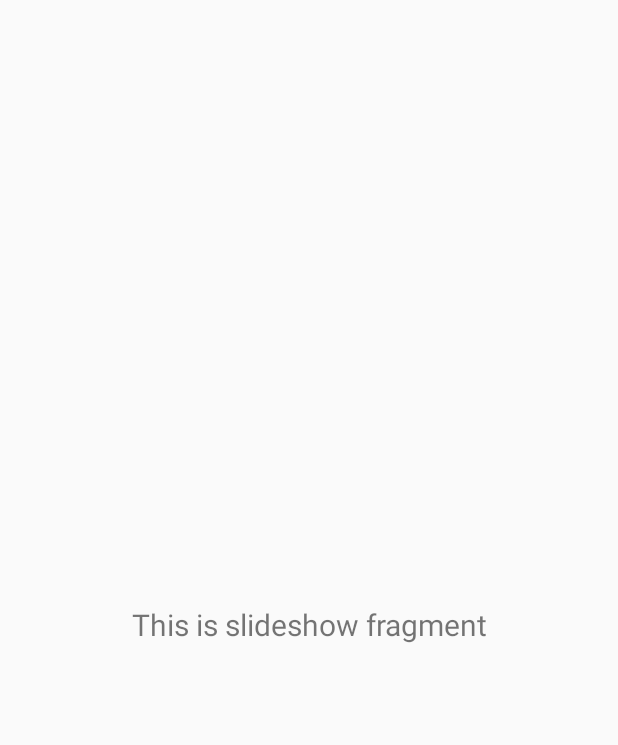
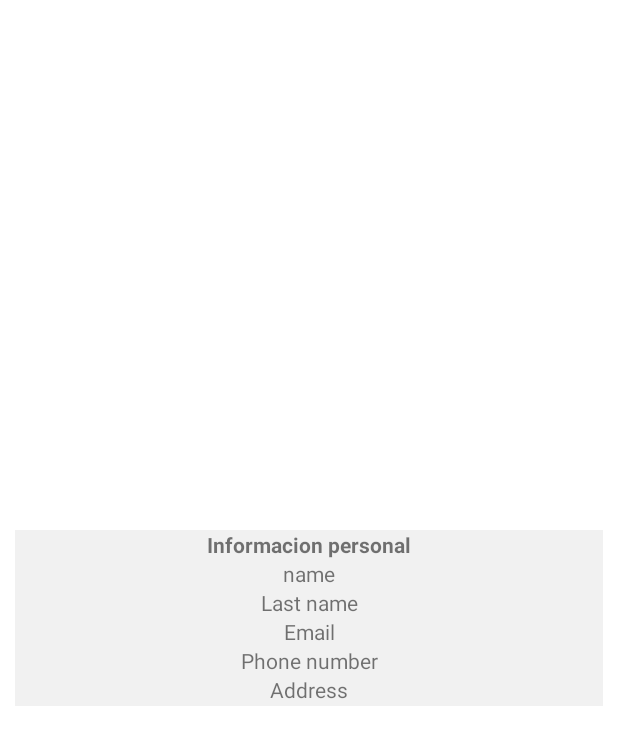
Before and after one commit to AleArmengol/Appointed, an Android app: the fragment MyUserFragment shown on its own in the app's theme, on a phone screen of 412 x 824 dp. Shown: the top 745 px of the screen. Run offline under Robolectric (Android 15) with nearby library versions, the phone set to English and light mode, and no system bars.

Commit message:
Added information to SpecialActivity and changed MyUserFragment

```diff
--- a/app/src/main/java/com/example/appointed/activities/SpecialityActivity.java
+++ b/app/src/main/java/com/example/appointed/activities/SpecialityActivity.java
@@ -44,6 +44,7 @@ public class SpecialityActivity extends AppCompatActivity {
         addSpecialityOnSpinner();
 
 
+
         btnAceptar = (Button) findViewById(R.id.btnAceptar);
 
         btnAceptar.setOnContextClickListener(new View.OnContextClickListener() {
@@ -76,8 +77,8 @@ public class SpecialityActivity extends AppCompatActivity {
 
                         especialidades.add(String.valueOf(s.getName()));
                     }
-                    //arrayAdapter.notifyDataSetChanged();
-                    //spinnerEspecialidad.setAdapter((SpinnerAdapter) especialidades);
+
+
 
                 }
 
--- a/app/src/main/java/com/example/appointed/ui/MyUser/MyUserFragment.java
+++ b/app/src/main/java/com/example/appointed/ui/MyUser/MyUserFragment.java
@@ -13,23 +13,32 @@ import androidx.lifecycle.Observer;
 import androidx.lifecycle.ViewModelProviders;
 
 import com.example.appointed.R;
+import com.example.appointed.models.Patient;
 
 public class MyUserFragment extends Fragment {
 
     private MyUserViewModel slideshowViewModel;
+    private Patient loggedPatient;
+
 
     public View onCreateView(@NonNull LayoutInflater inflater,
                              ViewGroup container, Bundle savedInstanceState) {
         slideshowViewModel =
                 ViewModelProviders.of(this).get(MyUserViewModel.class);
         View root = inflater.inflate(R.layout.fragment_my_user, container, false);
-        final TextView textView = root.findViewById(R.id.text_slideshow);
+        //final TextView textView = root.findViewById(R.id.text_slideshow);
         slideshowViewModel.getText().observe(getViewLifecycleOwner(), new Observer<String>() {
             @Override
             public void onChanged(@Nullable String s) {
-                textView.setText(s);
+               // textView.setText(s);
             }
         });
+
+        loggedPatient = (Patient) getActivity().getIntent().getSerializableExtra("loggedPatient");
+
+
+
+
         return root;
     }
 }
--- a/app/src/main/res/layout/activity_speciality.xml
+++ b/app/src/main/res/layout/activity_speciality.xml
@@ -17,19 +17,40 @@
         app:layout_constraintLeft_toLeftOf="parent"
         app:layout_constraintRight_toRightOf="parent"
         app:layout_constraintTop_toTopOf="parent"
-        app:layout_constraintVertical_bias="0.568" />
-
+        app:layout_constraintVertical_bias="0.615" />
 
     <Button
         android:id="@+id/btnAceptar"
-        android:layout_width="wrap_content"
-        android:layout_height="wrap_content"
+        android:layout_width="106dp"
+        android:layout_height="69dp"
         android:text="Aceptar"
         app:layout_constraintBottom_toBottomOf="parent"
         app:layout_constraintEnd_toEndOf="parent"
         app:layout_constraintStart_toStartOf="parent"
         app:layout_constraintTop_toBottomOf="@+id/Especialidad" />
 
+    <ImageView
+        android:id="@+id/imageView3"
+        android:layout_width="252dp"
+        android:layout_height="215dp"
+        android:layout_marginStart="88dp"
+        android:layout_marginBottom="48dp"
+        android:src="@drawable/speciality"
+        app:layout_constraintBottom_toTopOf="@+id/textView"
+        app:layout_constraintStart_toStartOf="parent"
+        tools:ignore="MissingConstraints" />
+
+    <TextView
+        android:id="@+id/textView"
+        android:layout_width="wrap_content"
+        android:layout_height="wrap_content"
+        android:layout_marginBottom="36dp"
+        android:textSize="22dp"
+        android:text="¿Que especialidad esta buscando?"
+        app:layout_constraintBottom_toTopOf="@+id/Especialidad"
+        app:layout_constraintEnd_toEndOf="parent"
+        app:layout_constraintStart_toStartOf="parent"
+        tools:ignore="MissingConstraints" />
 
 
 </androidx.constraintlayout.widget.ConstraintLayout>
--- a/app/src/main/res/layout/fragment_my_user.xml
+++ b/app/src/main/res/layout/fragment_my_user.xml
@@ -4,19 +4,96 @@
     xmlns:tools="http://schemas.android.com/tools"
     android:layout_width="match_parent"
     android:layout_height="match_parent"
+    android:orientation="vertical"
+    android:background="#ffffff"
     tools:context=".ui.MyUser.MyUserFragment">
 
-    <TextView
-        android:id="@+id/text_slideshow"
+
+    <TableLayout
         android:layout_width="match_parent"
         android:layout_height="wrap_content"
-        android:layout_marginStart="8dp"
-        android:layout_marginTop="8dp"
-        android:layout_marginEnd="8dp"
-        android:textAlignment="center"
-        android:textSize="20sp"
+        android:layout_marginHorizontal="10dp"
+        android:layout_marginVertical="40dp"
+        android:background="#f1f1f1"
         app:layout_constraintBottom_toBottomOf="parent"
         app:layout_constraintEnd_toEndOf="parent"
         app:layout_constraintStart_toStartOf="parent"
-        app:layout_constraintTop_toTopOf="parent" />
+        app:layout_constraintTop_toTopOf="parent"
+        android:stretchColumns="1"
+        tools:ignore="MissingConstraints">
+
+        <TableRow>
+            <TextView
+                android:layout_width="wrap_content"
+                android:layout_height="wrap_content"
+                android:layout_weight="4"
+                android:gravity="center"
+                android:text="Informacion personal"
+                android:layout_marginRight="1dp"
+                android:layout_marginHorizontal="1dp"
+                android:textStyle="bold"></TextView>
+        </TableRow>
+
+        <TableRow>
+            <TextView
+                android:layout_width="wrap_content"
+                android:layout_height="wrap_content"
+                android:layout_weight="4"
+                android:gravity="center"
+                android:layout_marginRight="1dp"
+                android:layout_marginHorizontal="1dp"
+                android:text="name"
+                android:id="@+id/textName"></TextView>
+        </TableRow>
+
+        <TableRow>
+            <TextView
+                android:layout_width="wrap_content"
+                android:layout_height="wrap_content"
+                android:layout_weight="4"
+                android:gravity="center"
+                android:layout_marginRight="1dp"
+                android:layout_marginHorizontal="1dp"
+                android:id="@+id/textLastName"
+                android:text="Last name"></TextView>
+        </TableRow>
+
+        <TableRow>
+            <TextView
+                android:layout_width="wrap_content"
+                android:layout_height="wrap_content"
+                android:layout_weight="4"
+                android:gravity="center"
+                android:layout_marginRight="1dp"
+                android:layout_marginHorizontal="1dp"
+                android:id="@+id/textEmail"
+                android:text="Email"></TextView>
+        </TableRow>
+
+        <TableRow>
+            <TextView
+                android:layout_width="wrap_content"
+                android:layout_height="wrap_content"
+                android:layout_weight="4"
+                android:gravity="center"
+                android:layout_marginRight="1dp"
+                android:layout_marginHorizontal="1dp"
+                android:id="@+id/textNumber"
+                android:text="Phone number"></TextView>
+        </TableRow>
+
+        <TableRow>
+            <TextView
+                android:layout_width="wrap_content"
+                android:layout_height="wrap_content"
+                android:layout_weight="4"
+                android:gravity="center"
+                android:layout_marginRight="1dp"
+                android:layout_marginBottom="1dp"
+                android:id="@+id/textAddress"
+                android:text="Address"></TextView>
+        </TableRow>
+    </TableLayout>
+
+
 </androidx.constraintlayout.widget.ConstraintLayout>
```
Also changed, not shown: app/src/main/res/drawable-v24/speciality.png (added), app/src/main/res/ic_speciality/especialidad.png (added).
